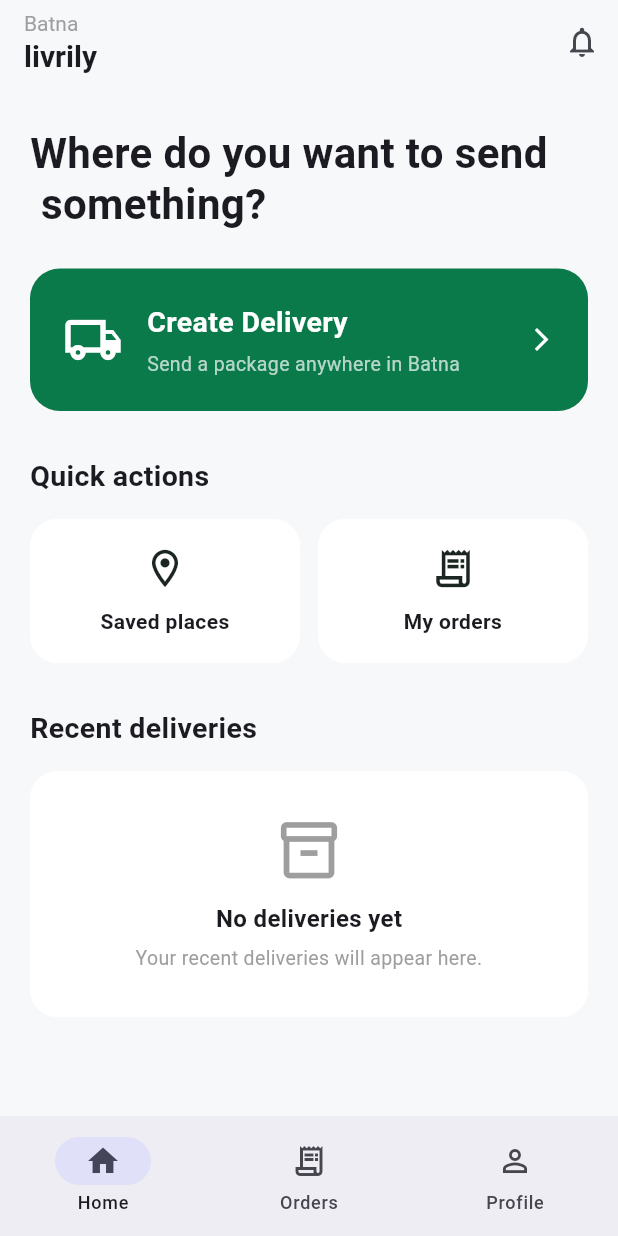
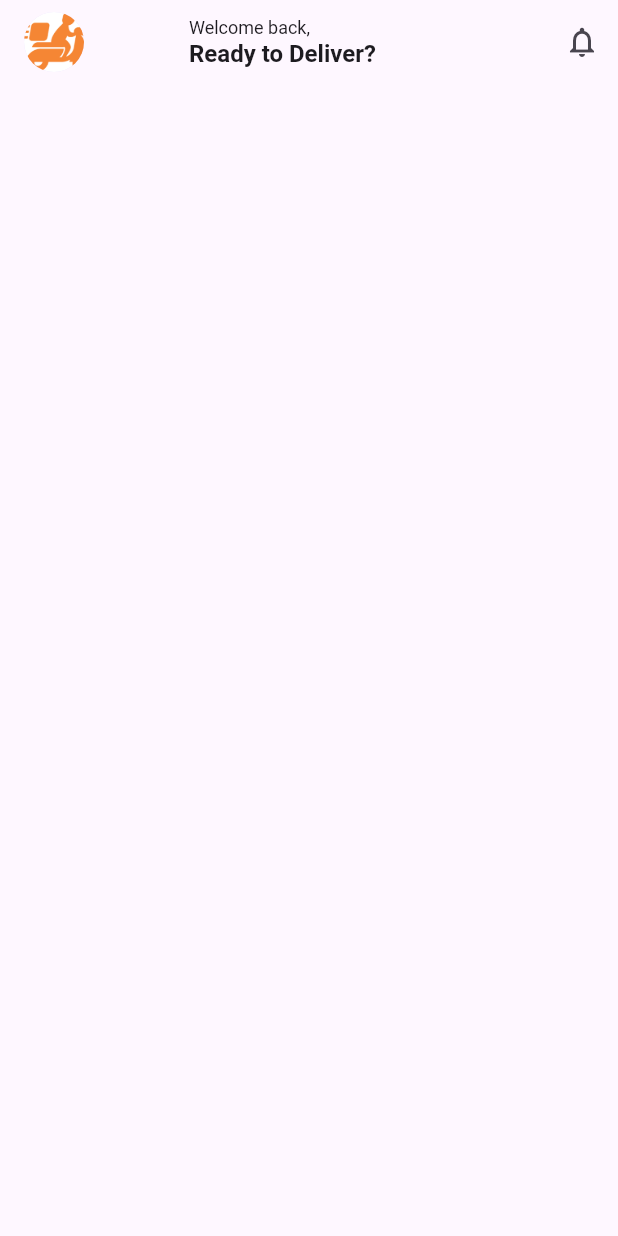
Before and after one commit to Niyou05/DelYou, a Flutter app: the screen it shows after launch, on a phone screen of 412 x 824 dp. Run offline on Flutter 3.47's test engine with Material 3 defaults, Android fonts, the phone set to English and light mode, and no system bars.

Commit message:
update sutomer home screen

```diff
--- a/lib/app/app.dart
+++ b/lib/app/app.dart
@@ -1,18 +1,13 @@
 import 'package:flutter/material.dart';
-import '../features/home/screens/home_screen.dart';
-import 'theme.dart';
+import '../features/home/screens/customer/customer_home_screen.dart';
 
 class BatnaDeliveryApp extends StatelessWidget {
-  const BatnaDeliveryApp({super.key});
-
+const BatnaDeliveryApp ({super.key});
 @override
 Widget build(BuildContext context) {
   return MaterialApp(
    debugShowCheckedModeBanner: false,
-      title: 'liverily',
-      theme: AppTheme.lightTheme,
-      home: const HomeScreen(),
+    home:const CustomerHomeScreen(),
   );
 }
-
 }
--- /dev/null
+++ b/lib/features/home/screens/customer/customer_home_screen.dart
@@ -0,0 +1,57 @@
+import 'package:flutter/material.dart';
+
+class CustomerHomeScreen extends StatelessWidget {
+  const CustomerHomeScreen ({super.key});
+  @override
+  Widget build(BuildContext context) {
+    return Scaffold(
+
+    appBar:AppBar(
+    title: Row(
+      children: [
+          const CircleAvatar(
+            backgroundImage: AssetImage('assets/images/ss.png'),
+          ),
+          const SizedBox(width:70),
+          const Column(
+              crossAxisAlignment: CrossAxisAlignment.start,
+                children: [
+                   Text("Welcome back,",
+                    style: TextStyle(
+                      fontSize: 12,
+                    ),
+
+
+              ),
+                   Text("Ready to Deliver? ",
+                    style: TextStyle(
+                      fontSize: 16,
+                      fontWeight: FontWeight.bold,
+                      ),
+                    ),
+                ],
+                   ),
+
+                ],
+
+          ),
+    actions: [
+        IconButton(onPressed: () {},
+                   icon: const Icon(Icons.notifications_none),
+                   ),
+
+    ],
+
+
+
+    ),
+
+
+
+
+
+    );
+
+
+  }
+  }
--- a/lib/features/home/screens/home_screen.dart
+++ /dev/null
@@ -1,269 +0,0 @@
-import 'package:flutter/material.dart';
-class HomeScreen extends StatelessWidget {
-  const HomeScreen({super.key});
-
-  @override
-  Widget build(BuildContext context) {
-    return Scaffold(
-      appBar: AppBar(
-        title: const Column(
-          crossAxisAlignment: CrossAxisAlignment.start,
-          children: [
-            Text(
-              'Batna',
-              style: TextStyle(
-                fontSize: 14,
-                color: Colors.grey,
-              ),
-            ),
-            Text(
-              'livrily',
-              style: TextStyle(
-                fontSize: 20,
-                fontWeight: FontWeight.bold,
-              ),
-            ),
-          ],
-        ),
-        actions: [
-          IconButton(
-            onPressed: () {},
-            icon: const Icon(Icons.notifications_none),
-          ),
-        ],
-      ),
-
-      body: SingleChildScrollView(
-        padding: const EdgeInsets.all(20),
-        child: Column(
-          crossAxisAlignment: CrossAxisAlignment.start,
-          children: [
-
-            const SizedBox(height: 10),
-
-            const Text(
-              'Where do you want to send\n something?',
-              style: TextStyle(
-                fontSize: 28,
-                fontWeight: FontWeight.bold,
-                height: 1.2,
-              ),
-            ),
-
-            const SizedBox(height: 25),
-
-            // Create Delivery
-            GestureDetector(
-              onTap: () {},
-              child: Container(
-                width: double.infinity,
-                padding: const EdgeInsets.all(22),
-                decoration: BoxDecoration(
-                  color: const Color(0xFF0B7A4B),
-                  borderRadius: BorderRadius.circular(20),
-                ),
-                child: const Row(
-                  children: [
-
-                    Icon(
-                      Icons.local_shipping_outlined,
-                      color: Colors.white,
-                      size: 40,
-                    ),
-
-                    SizedBox(width: 16),
-
-                    Expanded(
-                      child: Column(
-                        crossAxisAlignment:
-                            CrossAxisAlignment.start,
-                        children: [
-                          Text(
-                            'Create Delivery',
-                            style: TextStyle(
-                              color: Colors.white,
-                              fontSize: 19,
-                              fontWeight: FontWeight.bold,
-                            ),
-                          ),
-                          SizedBox(height: 5),
-                          Text(
-                            'Send a package anywhere in Batna',
-                            style: TextStyle(
-                              color: Colors.white70,
-                              fontSize: 13,
-                            ),
-                          ),
-                        ],
-                      ),
-                    ),
-
-                    Icon(
-                      Icons.arrow_forward_ios,
-                      color: Colors.white,
-                      size: 18,
-                    ),
-                  ],
-                ),
-              ),
-            ),
-
-            const SizedBox(height: 30),
-
-            const Text(
-              'Quick actions',
-              style: TextStyle(
-                fontSize: 19,
-                fontWeight: FontWeight.bold,
-              ),
-            ),
-
-            const SizedBox(height: 15),
-
-            Row(
-              children: [
-
-                Expanded(
-                  child: _ActionCard(
-                    icon: Icons.location_on_outlined,
-                    title: 'Saved places',
-                    onTap: () {},
-                  ),
-                ),
-
-                const SizedBox(width: 12),
-
-                Expanded(
-                  child: _ActionCard(
-                    icon: Icons.receipt_long_outlined,
-                    title: 'My orders',
-                    onTap: () {},
-                  ),
-                ),
-              ],
-            ),
-
-            const SizedBox(height: 30),
-
-            const Text(
-              'Recent deliveries',
-              style: TextStyle(
-                fontSize: 19,
-                fontWeight: FontWeight.bold,
-              ),
-            ),
-
-            const SizedBox(height: 15),
-
-            Container(
-              width: double.infinity,
-              padding: const EdgeInsets.all(30),
-              decoration: BoxDecoration(
-                color: Colors.white,
-                borderRadius: BorderRadius.circular(18),
-              ),
-              child: const Column(
-                children: [
-
-                  Icon(
-                    Icons.inventory_2_outlined,
-                    size: 45,
-                    color: Colors.grey,
-                  ),
-
-                  SizedBox(height: 12),
-
-                  Text(
-                    'No deliveries yet',
-                    style: TextStyle(
-                      fontSize: 16,
-                      fontWeight: FontWeight.w600,
-                    ),
-                  ),
-
-                  SizedBox(height: 5),
-
-                  Text(
-                    'Your recent deliveries will appear here.',
-                    textAlign: TextAlign.center,
-                    style: TextStyle(
-                      color: Colors.grey,
-                      fontSize: 13,
-                    ),
-                  ),
-                ],
-              ),
-            ),
-          ],
-        ),
-      ),
-
-      bottomNavigationBar: NavigationBar(
-        selectedIndex: 0,
-        destinations: const [
-          NavigationDestination(
-            icon: Icon(Icons.home_outlined),
-            selectedIcon: Icon(Icons.home),
-            label: 'Home',
-          ),
-          NavigationDestination(
-            icon: Icon(Icons.receipt_long_outlined),
-            selectedIcon: Icon(Icons.receipt_long),
-            label: 'Orders',
-          ),
-          NavigationDestination(
-            icon: Icon(Icons.person_outline),
-            selectedIcon: Icon(Icons.person),
-            label: 'Profile',
-          ),
-        ],
-        onDestinationSelected: (index) {},
-      ),
-    );
-  }
-}
-
-class _ActionCard extends StatelessWidget {
-  final IconData icon;
-  final String title;
-  final VoidCallback onTap;
-
-  const _ActionCard({
-    required this.icon,
-    required this.title,
-    required this.onTap,
-  });
-
-  @override
-  Widget build(BuildContext context) {
-    return GestureDetector(
-      onTap: onTap,
-      child: Container(
-        padding: const EdgeInsets.all(18),
-        decoration: BoxDecoration(
-          color: Colors.white,
-          borderRadius: BorderRadius.circular(18),
-        ),
-        child: Column(
-          children: [
-            Icon(
-              icon,
-              size: 30,
-              color: const Color.fromARGB(255, 27, 38, 33),
-            ),
-
-            const SizedBox(height: 10),
-
-            Text(
-              title,
-              textAlign: TextAlign.center,
-              style: const TextStyle(
-                fontWeight: FontWeight.w600,
-              ),
-            ),
-          ],
-        ),
-      ),
-    );
-  }
-}
--- a/pubspec.yaml
+++ b/pubspec.yaml
@@ -1,4 +1,4 @@
-name: _liverily_
+name: 'DelYou'
 description: "A new Flutter project."
 # The following line prevents the package from being accidentally published to
 # pub.dev using `flutter pub publish`. This is preferred for private packages.
@@ -54,11 +54,12 @@
 
 # The following section is specific to Flutter packages.
 flutter:
-
   # The following line ensures that the Material Icons font is
   # included with your application, so that you can use the icons in
   # the material Icons class.
   uses-material-design: true
+  assets:
+   - assets/images/
 
   # To add assets to your application, add an assets section, like this:
   # assets:
```
Also changed, not shown: assets/images/ss.png (added), flutter_01.png (added), lib/features/home/screens/courier/courier_home_screen.dart (added), 2 other files. Lines whose indentation alone changed are shown as unchanged.
